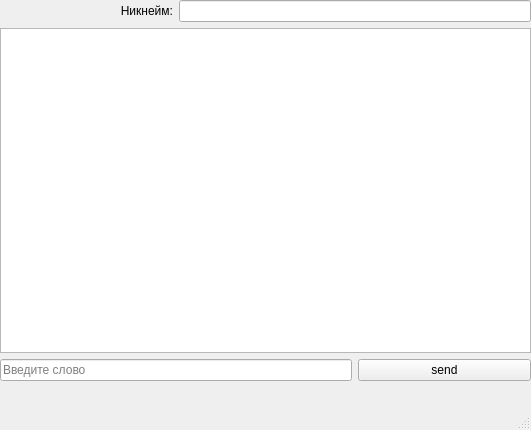
First picture: the form in webclient/mainwindow.ui, repository life-f/QT6-WebSockets, before the edit.
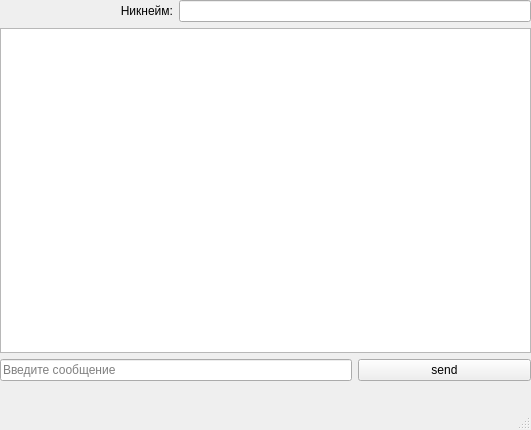
Second picture: the form after the edit.

```diff
--- a/webclient/mainwindow.ui
+++ b/webclient/mainwindow.ui
@@ -64,7 +64,7 @@
      <item row="2" column="0" colspan="2">
       <widget class="QLineEdit" name="message">
        <property name="placeholderText">
-        <string>Введите слово</string>
+        <string>Введите сообщение</string>
        </property>
       </widget>
      </item>
```
